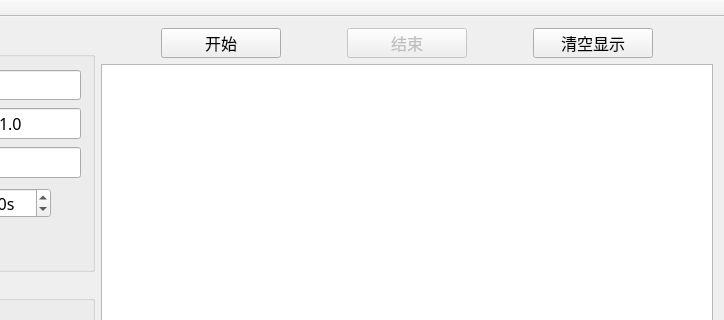
Old version of the form SnmpTest/mainwindow.ui in the repository ChinaClever/CleverTool; both pictures show x 300 to 1024 and y 0 to 320 of the 1024 by 800 pixel window.
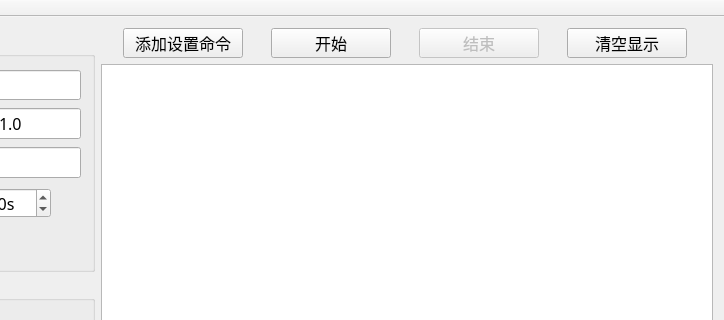
New version of the form.

```diff
--- a/SnmpTest/mainwindow.ui
+++ b/SnmpTest/mainwindow.ui
@@ -922,6 +922,31 @@
      <layout class="QVBoxLayout" name="verticalLayout_3">
       <item>
        <layout class="QHBoxLayout" name="horizontalLayout_12">
+        <item>
+         <widget class="QPushButton" name="addSetCmdBtn">
+          <property name="sizePolicy">
+           <sizepolicy hsizetype="Fixed" vsizetype="Fixed">
+            <horstretch>0</horstretch>
+            <verstretch>0</verstretch>
+           </sizepolicy>
+          </property>
+          <property name="minimumSize">
+           <size>
+            <width>120</width>
+            <height>30</height>
+           </size>
+          </property>
+          <property name="maximumSize">
+           <size>
+            <width>120</width>
+            <height>30</height>
+           </size>
+          </property>
+          <property name="text">
+           <string>添加设置命令</string>
+          </property>
+         </widget>
+        </item>
         <item>
          <widget class="QPushButton" name="startBtn">
           <property name="sizePolicy">
```
